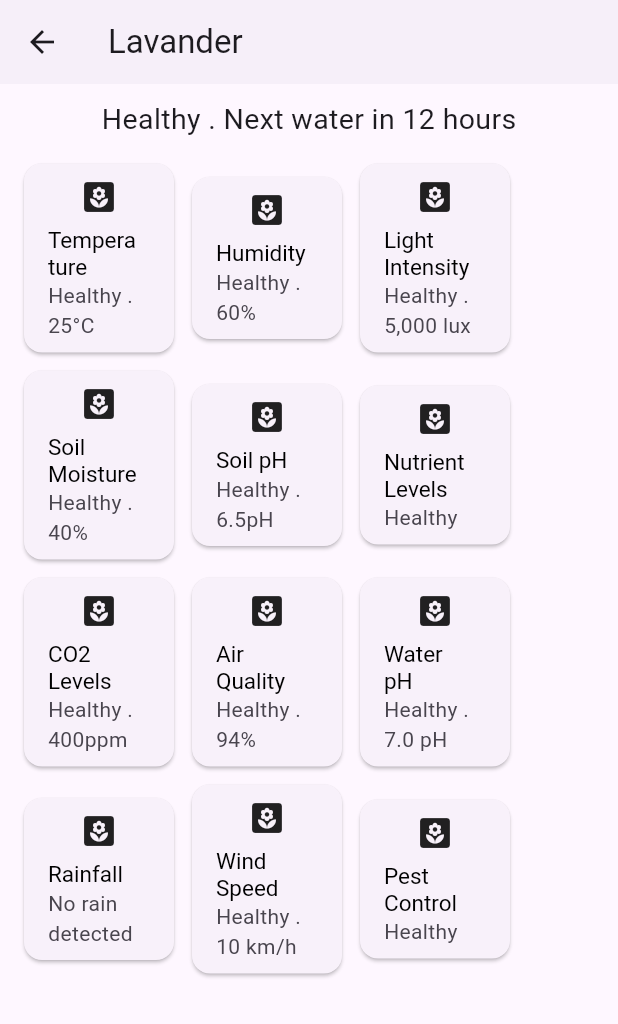
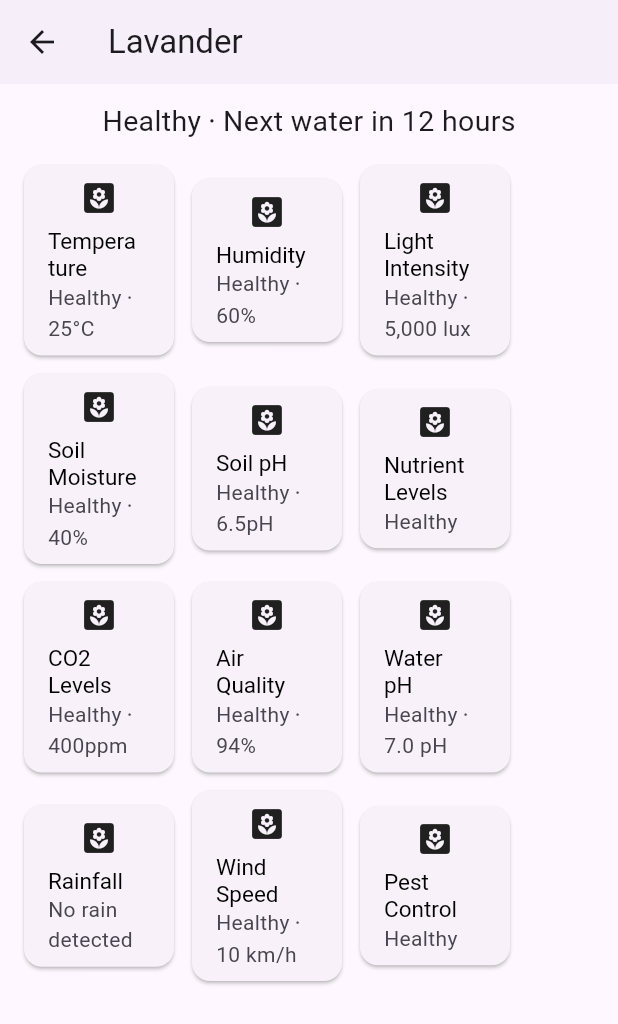
Before and after one commit to nexgeniusupc/plantguard-mobile, a Flutter app: the PlantDetailsView screen opened directly, on a phone screen of 412 x 824 dp. Shown: the top 1024 px of the screen. Run offline on Flutter 3.47's test engine with Material 2 defaults, Android fonts, the phone set to English and light mode, and no system bars.

Commit message:
fix: change regular dot for the dot symbol

```diff
--- a/lib/views/plant_details_view.dart
+++ b/lib/views/plant_details_view.dart
@@ -23,7 +23,7 @@ class _PlantDetailsViewState extends State<PlantDetailsView> {
           child: Column(
             children: [
               Text(
-                'Healthy . Next water in 12 hours',
+                'Healthy ⋅ Next water in 12 hours',
                 style: TextStyle(
                   fontSize: 19,
                 ),
@@ -36,17 +36,17 @@ class _PlantDetailsViewState extends State<PlantDetailsView> {
                   CardDetails(
                     icon: Icon(Icons.yard),
                     title: Text('Temperature'),
-                    subtitle: Text('Healthy . 25°C'),
+                    subtitle: Text('Healthy ⋅ 25°C'),
                   ),
                   CardDetails(
                     icon: Icon(Icons.yard),
                     title: Text('Humidity'),
-                    subtitle: Text('Healthy . 60%'),
+                    subtitle: Text('Healthy ⋅ 60%'),
                   ),
                   CardDetails(
                     icon: Icon(Icons.yard),
                     title: Text('Light Intensity'),
-                    subtitle: Text('Healthy . 5,000 lux'),
+                    subtitle: Text('Healthy ⋅ 5,000 lux'),
                   ),
                 ],
               ),
@@ -55,12 +55,12 @@ class _PlantDetailsViewState extends State<PlantDetailsView> {
                   CardDetails(
                     icon: Icon(Icons.yard),
                     title: Text('Soil Moisture'),
-                    subtitle: Text('Healthy . 40%'),
+                    subtitle: Text('Healthy ⋅ 40%'),
                   ),
                   CardDetails(
                     icon: Icon(Icons.yard),
                     title: Text('Soil pH'),
-                    subtitle: Text('Healthy . 6.5pH'),
+                    subtitle: Text('Healthy ⋅ 6.5pH'),
                   ),
                   CardDetails(
                     icon: Icon(Icons.yard),
@@ -74,17 +74,17 @@ class _PlantDetailsViewState extends State<PlantDetailsView> {
                   CardDetails(
                     icon: Icon(Icons.yard),
                     title: Text('CO2 Levels'),
-                    subtitle: Text('Healthy . 400ppm'),
+                    subtitle: Text('Healthy ⋅ 400ppm'),
                   ),
                   CardDetails(
                     icon: Icon(Icons.yard),
                     title: Text('Air Quality'),
-                    subtitle: Text('Healthy . 94%'),
+                    subtitle: Text('Healthy ⋅ 94%'),
                   ),
                   CardDetails(
                     icon: Icon(Icons.yard),
                     title: Text('Water pH'),
-                    subtitle: Text('Healthy . 7.0 pH'),
+                    subtitle: Text('Healthy ⋅ 7.0 pH'),
                   ),
                 ],
               ),
@@ -98,7 +98,7 @@ class _PlantDetailsViewState extends State<PlantDetailsView> {
                   CardDetails(
                     icon: Icon(Icons.yard),
                     title: Text('Wind Speed'),
-                    subtitle: Text('Healthy . 10 km/h'),
+                    subtitle: Text('Healthy ⋅ 10 km/h'),
                   ),
                   CardDetails(
                     icon: Icon(Icons.yard),
```
